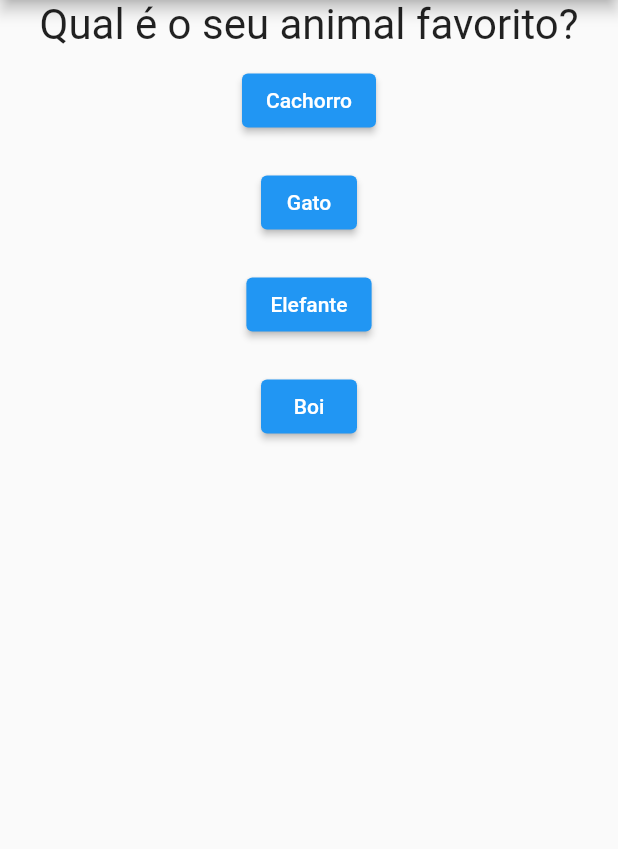
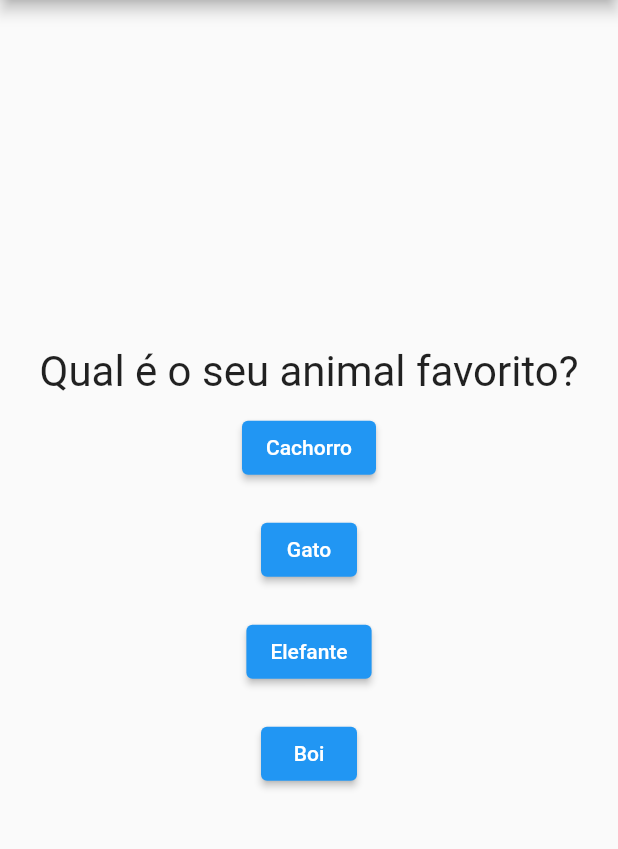
Before and after one commit to icarodavi/curso-flutter-quiz, a Flutter app: the screen it shows after launch, after a tap on "Preto", on a phone screen of 412 x 824 dp, the part 84-933 px from its top. Run offline on Flutter 3.47's test engine with Material 2 defaults, Android fonts, the phone set to English and light mode, and no system bars.

Commit message:
Finishing Chapter 01

```diff
--- a/lib/main.dart
+++ b/lib/main.dart
@@ -6,36 +6,52 @@ void main() => runApp(const PerguntaApp());
 
 class _PerguntaAppState extends State<PerguntaApp> {
   var _perguntaSelecionada = 0;
+  var _pontuacaoTotal = 0;
   final List<Map<String, Object>> _perguntas = [
     {
       'texto': 'Qual é a sua cor favorita!?',
-      'respostas': ['Preto', 'Amarelo', 'Vermelho', 'Branco'],
+      'respostas': [
+        {'texto': 'Preto', 'pontuacao': 7},
+        {'texto': 'Amarelo', 'pontuacao': 8},
+        {'texto': 'Vermelho', 'pontuacao': 9},
+        {'texto': 'Branco', 'pontuacao': 10},
+      ],
     },
     {
       'texto': 'Qual é o seu animal favorito?',
-      'respostas': ['Cachorro', 'Gato', 'Elefante', 'Boi'],
+      'respostas': [
+        {'texto': 'Cachorro', 'pontuacao': 10},
+        {'texto': 'Gato', 'pontuacao': 9},
+        {'texto': 'Elefante', 'pontuacao': 8},
+        {'texto': 'Boi', 'pontuacao': 7},
+      ],
     },
     {
       'texto': 'Qual seu dia preferido da semana?',
       'respostas': [
-        'Seguda',
-        'Terça',
-        'Quarta',
-        'Quinta',
-        'Sexta',
-        'Sábado',
-        'Domingo'
+        {'texto': 'Seguda', 'pontuacao': 4},
+        {'texto': 'Terça', 'pontuacao': 5},
+        {'texto': 'Quarta', 'pontuacao': 6},
+        {'texto': 'Quinta', 'pontuacao': 7},
+        {'texto': 'Sexta', 'pontuacao': 8},
+        {'texto': 'Sábado', 'pontuacao': 9},
+        {'texto': 'Domingo', 'pontuacao': 10},
       ],
     },
     {
       'texto': 'Qual sua comida preferida?',
-      'respostas': ['Doce', 'Salgado', 'Amargo'],
+      'respostas': [
+        {'texto': 'Doce', 'pontuacao': 10},
+        {'texto': 'Salgado', 'pontuacao': 9},
+        {'texto': 'Amargo', 'pontuacao': 8},
+      ],
     }
   ];
 
-  void _responder() {
+  void _responder(int ponto) {
     setState(() {
       _perguntaSelecionada++;
+      _pontuacaoTotal += ponto;
       // if (_perguntaSelecionada >= 4) {
       //   _perguntaSelecionada = 0;
       // }
@@ -45,6 +61,7 @@ class _PerguntaAppState extends State<PerguntaApp> {
   void _voltar() {
     setState(() {
       _perguntaSelecionada = 0;
+      _pontuacaoTotal = 0;
     });
   }
 
@@ -63,7 +80,7 @@ class _PerguntaAppState extends State<PerguntaApp> {
                 perguntaSelecionada: _perguntaSelecionada,
                 responder: _responder,
               )
-            : Resultado('Fim', _voltar),
+            : Resultado('Fim', _voltar, _pontuacaoTotal),
       ),
     );
   }
--- a/lib/questionario.dart
+++ b/lib/questionario.dart
@@ -6,7 +6,7 @@ import './resposta.dart';
 class Questionario extends StatelessWidget {
   final List<Map<String, Object>>? perguntas;
   final int? perguntaSelecionada;
-  final void Function()? responder;
+  final void Function(int) responder;
 
   final required = Required();
 
@@ -22,13 +22,20 @@ class Questionario extends StatelessWidget {
 
   @override
   Widget build(BuildContext context) {
-    List<String> respostas = temPerguntaSelecionada()
-        ? perguntas![perguntaSelecionada!]['respostas'] as List<String>
+    List<Map<String, Object>> respostas = temPerguntaSelecionada()
+        ? perguntas![perguntaSelecionada!]['respostas']
+            as List<Map<String, Object>>
         : [];
     return Column(
+      mainAxisAlignment: MainAxisAlignment.center,
       children: [
         Questao(perguntas![perguntaSelecionada!]['texto'].toString()),
-        ...respostas.map((e) => Resposta(e, responder)),
+        ...respostas.map(
+          (e) => Resposta(
+            e['texto'].toString(),
+            () => responder(int.parse(e['pontuacao'].toString())),
+          ),
+        ),
       ],
     );
   }
--- a/lib/resposta.dart
+++ b/lib/resposta.dart
@@ -3,7 +3,7 @@ import 'package:flutter/material.dart';
 class Resposta extends StatelessWidget {
   final String texto;
   final void Function()? funcao;
-  const Resposta(this.texto, this.funcao);
+  Resposta(this.texto, this.funcao);
 
   @override
   Widget build(BuildContext context) {
--- a/lib/resultado.dart
+++ b/lib/resultado.dart
@@ -3,19 +3,33 @@ import 'package:flutter/material.dart';
 class Resultado extends StatelessWidget {
   final Function() _funcao;
   final String _texto;
+  var _pontuacao;
 
-  Resultado(this._texto, this._funcao);
+  Resultado(this._texto, this._funcao, this._pontuacao);
+
+  String get fraseResultado {
+    if (_pontuacao < 27) {
+      return 'Parabéns!';
+    } else if (_pontuacao < 29) {
+      return 'Você é bom!';
+    } else if (_pontuacao < 32) {
+      return 'Impressionante!';
+    } else {
+      return 'Nível Jedi!';
+    }
+  }
 
   @override
   Widget build(BuildContext context) {
     return Column(
+      mainAxisAlignment: MainAxisAlignment.center,
       children: [
         Center(
           child: Text(
             _texto,
             style: TextStyle(
               color: Colors.teal[800],
-              fontSize: 40,
+              fontSize: 35,
             ),
           ),
         ),
@@ -25,6 +39,15 @@ class Resultado extends StatelessWidget {
             child: const Text('Voltar'),
           ),
         ),
+        Center(
+          child: Text(
+            'Sua pontuação é: ${_pontuacao} - ${fraseResultado}',
+            style: TextStyle(
+              color: Colors.teal[800],
+              fontSize: 30,
+            ),
+          ),
+        )
       ],
     );
   }
```
